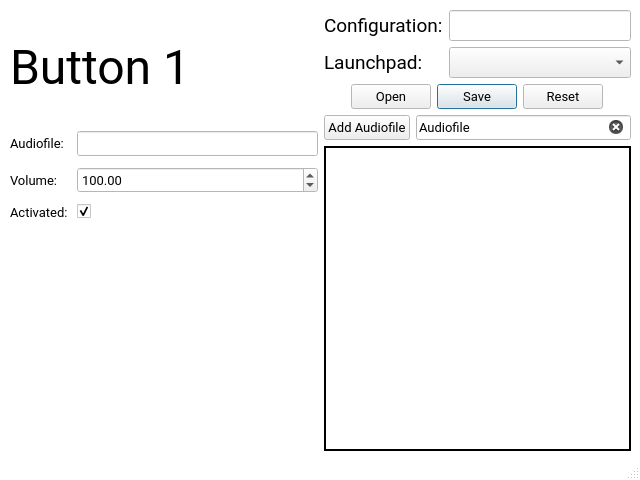
This is src/modules/launchpad-toolbox.ui in UBAS-Productions/Launchpad-Tool as Qt 5 draws it before an edit. The edited form follows.
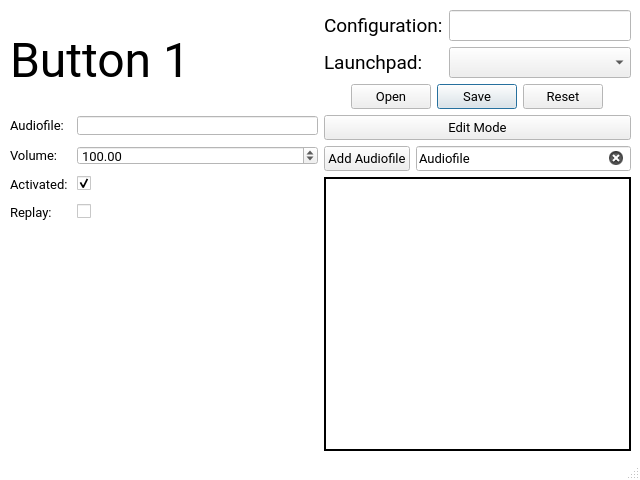
This is the edited form. Icons and pictures are not drawn.

Commit message: added replay/multiinstance mode

What changed in the file:
```diff
--- a/src/modules/launchpad-toolbox.ui
+++ b/src/modules/launchpad-toolbox.ui
@@ -253,12 +253,41 @@
            </property>
           </widget>
          </item>
+         <item row="3" column="0">
+          <widget class="QLabel" name="label_6">
+           <property name="text">
+            <string>Replay:</string>
+           </property>
+          </widget>
+         </item>
+         <item row="3" column="1">
+          <widget class="QCheckBox" name="replay">
+           <property name="toolTip">
+            <string/>
+           </property>
+           <property name="toolTipDuration">
+            <number>-1</number>
+           </property>
+           <property name="accessibleName">
+            <string/>
+           </property>
+           <property name="text">
+            <string/>
+           </property>
+           <property name="checked">
+            <bool>false</bool>
+           </property>
+           <property name="tristate">
+            <bool>false</bool>
+           </property>
+          </widget>
+         </item>
         </layout>
        </item>
       </layout>
      </item>
      <item>
-      <layout class="QVBoxLayout" name="verticalLayout_2" stretch="0,0,0,0">
+      <layout class="QVBoxLayout" name="verticalLayout_2" stretch="0,0,0,0,0">
        <property name="spacing">
         <number>6</number>
        </property>
@@ -347,6 +376,28 @@
          </property>
         </widget>
        </item>
+       <item>
+        <widget class="QPushButton" name="editmode">
+         <property name="text">
+          <string>Edit Mode</string>
+         </property>
+         <property name="checkable">
+          <bool>true</bool>
+         </property>
+         <property name="checked">
+          <bool>false</bool>
+         </property>
+         <property name="autoDefault">
+          <bool>false</bool>
+         </property>
+         <property name="default">
+          <bool>false</bool>
+         </property>
+         <property name="flat">
+          <bool>false</bool>
+         </property>
+        </widget>
+       </item>
        <item>
         <layout class="QFormLayout" name="formLayout_2">
          <property name="bottomMargin">
```
The commit also changes 4 other files.
